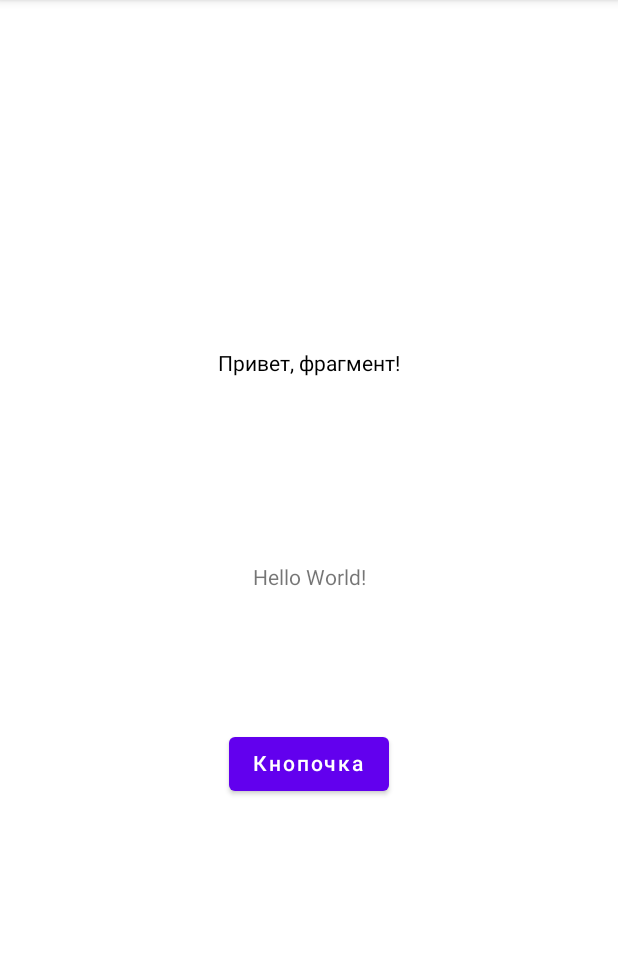
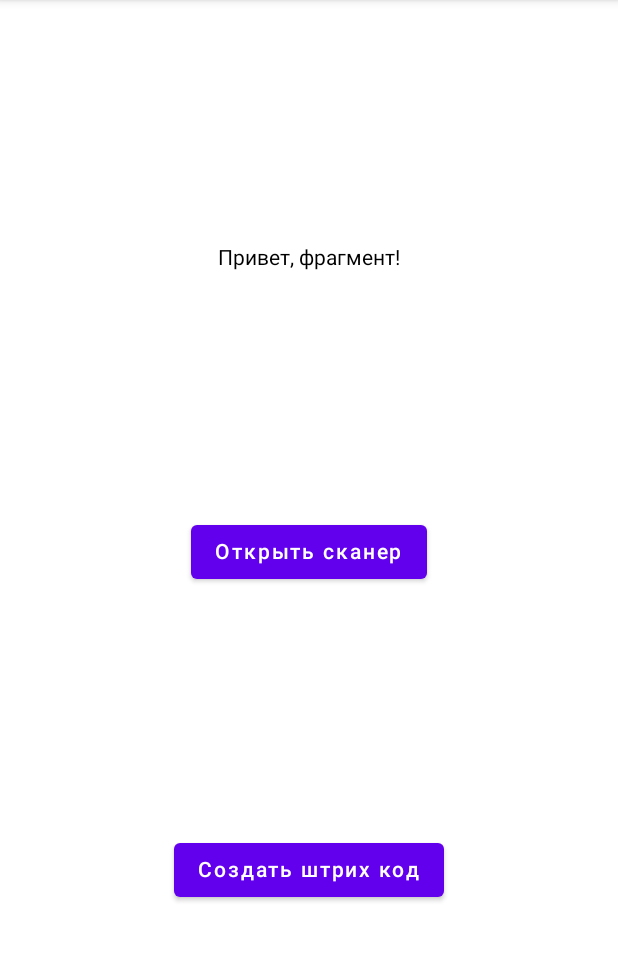
Before and after one commit to afonyAAAA/example_compose_xml, an Android app built with Jetpack Compose: the screen it shows after launch (MainActivity), on a phone screen of 412 x 824 dp, the part 84-1045 px from its top. Run offline under Robolectric (Android 15) with nearby library versions, the phone set to English and light mode, and no system bars; libraries missing offline, so code that uses them is left out: com.journeyapps.barcodescanner.

```diff
--- a/app/build.gradle
+++ b/app/build.gradle
@@ -46,6 +46,9 @@ dependencies {
     implementation 'androidx.activity:activity-compose:1.5.0'
     debugImplementation "androidx.compose.ui:ui-tooling:1.2.0"
 
+    implementation('com.journeyapps:zxing-android-embedded:4.3.0') { transitive = false }
+    implementation 'com.google.zxing:core:3.3.0'
+
     implementation 'androidx.core:core-ktx:1.7.0'
     implementation 'androidx.appcompat:appcompat:1.5.0'
     implementation 'com.google.android.material:material:1.6.1'
--- a/app/src/main/java/ru/fi/myfragments/BlankFragment.kt
+++ b/app/src/main/java/ru/fi/myfragments/BlankFragment.kt
@@ -1,15 +1,22 @@
 package ru.fi.myfragments
 
-import android.content.ContentValues.TAG
+import android.R
 import android.content.Context
 import android.os.Bundle
 import android.util.Log
-import androidx.fragment.app.Fragment
 import android.view.LayoutInflater
 import android.view.View
 import android.view.ViewGroup
+import android.widget.ImageView
 import android.widget.Toast
 import androidx.compose.ui.platform.ComposeView
+import androidx.fragment.app.Fragment
+import com.google.zxing.BarcodeFormat
+import com.journeyapps.barcodescanner.BarcodeEncoder
+import com.journeyapps.barcodescanner.ScanContract
+import com.journeyapps.barcodescanner.ScanIntentResult
+import com.journeyapps.barcodescanner.ScanOptions
+
 
 // TODO: Rename parameter arguments, choose names that match
 // the fragment initialization parameters, e.g. ARG_ITEM_NUMBER
@@ -37,7 +44,7 @@ class BlankFragment : Fragment() {
 
     override fun onCreateView(
         inflater: LayoutInflater, container: ViewGroup?,
-        savedInstanceState: Bundle?
+        savedInstanceState: Bundle?,
     ): View? {
         Log.d(TAG, "onCreateView")
         // Inflate the layout for this fragment
@@ -46,17 +53,37 @@ class BlankFragment : Fragment() {
         }
     }
 
+    private val barcodeLauncher = registerForActivityResult<ScanOptions, ScanIntentResult>(
+        ScanContract()
+    ) { result: ScanIntentResult ->
+        if (result.contents == null) {
+            Toast.makeText(this.requireContext(), "Cancelled", Toast.LENGTH_LONG).show()
+        } else {
+            Toast.makeText(
+                this.requireContext(),
+                "Scanned: " + result.contents,
+                Toast.LENGTH_LONG
+            ).show()
+        }
+    }
+
+    // Launch
+    fun onButtonClick(view: View?) {
+        val options = ScanOptions()
+        options.setOrientationLocked(false)
+        barcodeLauncher.launch(options)
+    }
+
     override fun onViewCreated(view: View, savedInstanceState: Bundle?) {
         super.onViewCreated(view, savedInstanceState)
 
         composeView.setContent {
-            FirstScreen {
-                Toast.makeText(requireContext(), "Jetpack is working", Toast.LENGTH_LONG).show()
-            }
+            FirstScreen( onClick = {
+                onButtonClick(view)
+            })
         }
 
     }
-
 
     companion object {
 
--- a/app/src/main/java/ru/fi/myfragments/FirstScreen.kt
+++ b/app/src/main/java/ru/fi/myfragments/FirstScreen.kt
@@ -1,27 +1,66 @@
 package ru.fi.myfragments
 
+import android.graphics.Bitmap
+import androidx.compose.foundation.Image
 import androidx.compose.foundation.layout.Arrangement
 import androidx.compose.foundation.layout.Column
 import androidx.compose.foundation.layout.fillMaxSize
 import androidx.compose.material.Button
 import androidx.compose.material.Text
 import androidx.compose.runtime.Composable
+import androidx.compose.runtime.getValue
+import androidx.compose.runtime.mutableStateOf
+import androidx.compose.runtime.remember
+import androidx.compose.runtime.setValue
 import androidx.compose.ui.Alignment
 import androidx.compose.ui.Modifier
+import androidx.compose.ui.graphics.asImageBitmap
+import com.google.zxing.BarcodeFormat
+import com.journeyapps.barcodescanner.BarcodeEncoder
+import java.lang.Exception
 
 
 @Composable
 fun FirstScreen(
-    onClick : () -> Unit
+    onClick: () -> Unit
 ){
+    var bitmap : Bitmap? by remember { mutableStateOf(null) }
+    var messageError : String by remember { mutableStateOf("") }
+
     Column(
         modifier = Modifier.fillMaxSize(),
         horizontalAlignment = Alignment.CenterHorizontally,
         verticalArrangement = Arrangement.SpaceEvenly
     ) {
+
         Text(text = "Привет, фрагмент!")
+
+        if(bitmap != null){
+            Image(bitmap = bitmap!!.asImageBitmap(), contentDescription = "")
+        }
+
+        if(messageError.isNotEmpty()){
+            Text(text = messageError)
+        }
+
         Button(onClick = onClick) {
-            Text(text = "Кнопочка")
+            Text(text = "Открыть сканер")
         }
+
+        Button(onClick = {
+
+            try {
+                val barcodeEncoder = BarcodeEncoder()
+                bitmap = barcodeEncoder.encodeBitmap("012345678905", BarcodeFormat.UPC_A, 400, 400)
+            }catch (e : Exception){
+                messageError = e.message.toString()
+            }
+
+        }) {
+            Text(text = "Создать штрих код")
+        }
+
+
+
     }
 }
--- a/app/src/main/res/layout/activity_main.xml
+++ b/app/src/main/res/layout/activity_main.xml
@@ -6,15 +6,6 @@
     android:layout_height="match_parent"
     tools:context=".MainActivity">
 
-    <TextView
-        android:layout_width="wrap_content"
-        android:layout_height="wrap_content"
-        android:text="Hello World!"
-        app:layout_constraintBottom_toBottomOf="parent"
-        app:layout_constraintEnd_toEndOf="parent"
-        app:layout_constraintStart_toStartOf="parent"
-        app:layout_constraintTop_toTopOf="parent" />
-
     <fragment
         android:layout_width="match_parent"
         android:layout_height="match_parent"
```
Also changed, not shown: app/src/main/AndroidManifest.xml (+8 -0 lines), app/src/main/java/ru/fi/myfragments/MainActivity.kt (+8 -2 lines), app/src/main/res/layout/fragment_blank.xml (+1 -6 lines).
